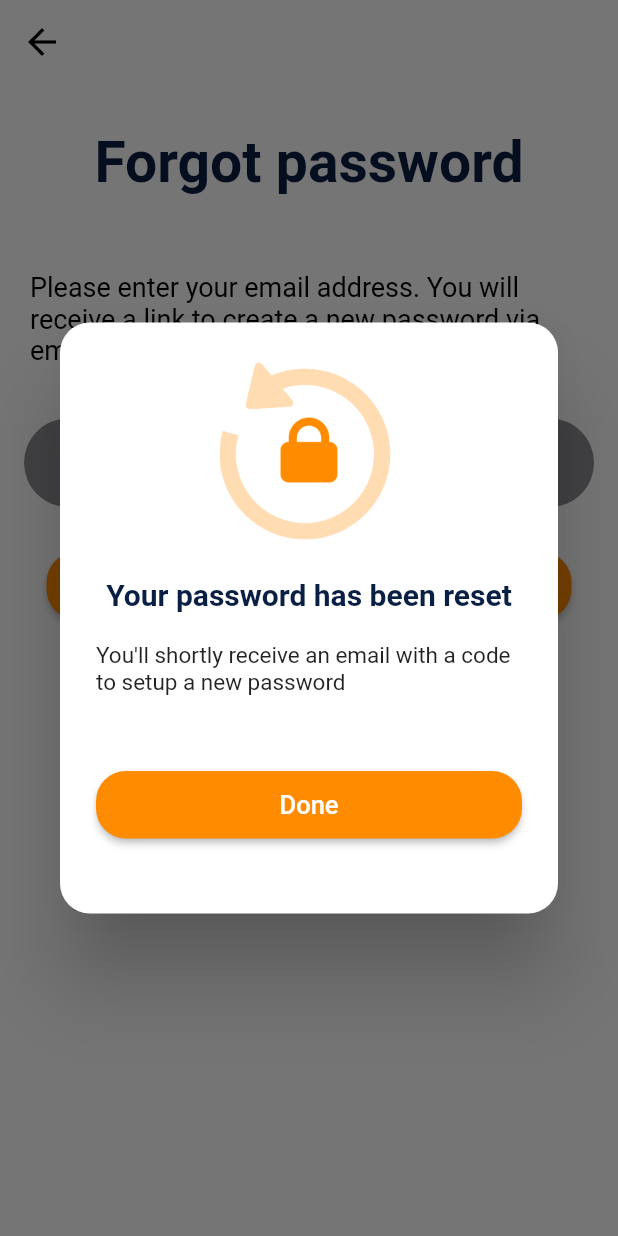
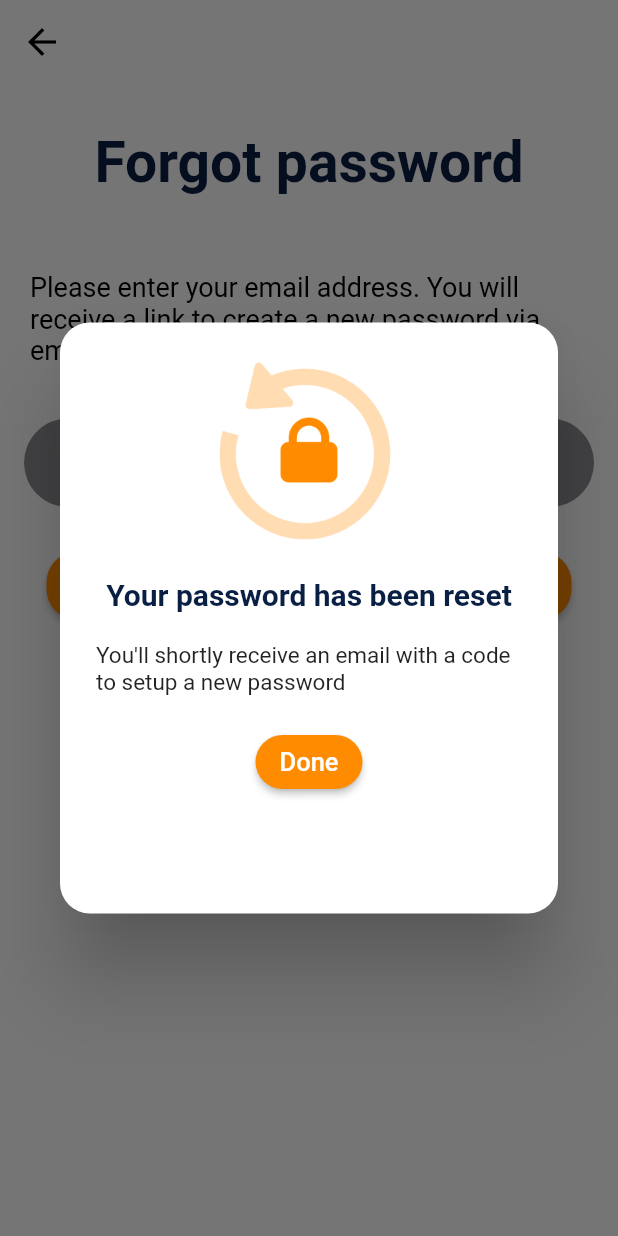
Before and after one commit to emantena/delivery_app, a Flutter app: the ForgotPasswordPage screen opened by its route, after a tap on "Send", on a phone screen of 412 x 824 dp. Run offline on Flutter 3.47's test engine with Material 2 defaults, Android fonts, the phone set to English and light mode, and no system bars.

Commit message:
creation alert dialog widget

```diff
--- a/lib/src/features/presentation/forgot-password/view/forgot_password_page.dart
+++ b/lib/src/features/presentation/forgot-password/view/forgot_password_page.dart
@@ -1,12 +1,18 @@
+import 'package:delivery_app/src/features/presentation/widgets/alert_dialog.dart';
 import 'package:flutter/material.dart';
 import 'package:delivery_app/src/features/presentation/widgets/header_text.dart';
 
 import '../../../../colors/app_color.dart';
 import '../../widgets/back_button.dart';
 
-class ForgotPasswordPage extends StatelessWidget {
+class ForgotPasswordPage extends StatefulWidget {
   const ForgotPasswordPage({super.key});
 
+  @override
+  State<ForgotPasswordPage> createState() => _ForgotPasswordPageState();
+}
+
+class _ForgotPasswordPageState extends State<ForgotPasswordPage> {
   @override
   Widget build(BuildContext context) {
     return Scaffold(
@@ -92,7 +98,15 @@ class ForgotPasswordPage extends StatelessWidget {
           ),
         ),
         onPressed: () {
-          _showAlert(context);
+          alertDialog(
+              context: context,
+              imagePath: const AssetImage('assets/icons/lock.png'),
+              title: "Your password has been reset",
+              subTitle: "You'll shortly receive an email with a code to setup a new password",
+              labelButton: "Done",
+              pressed: () {
+                Navigator.pushNamed(context, 'login');
+              });
         },
         child: const Text(
           'Send',
@@ -103,80 +117,4 @@ class ForgotPasswordPage extends StatelessWidget {
       ),
     );
   }
-
-  void _showAlert(BuildContext context) {
-    showDialog(
-      context: context,
-      builder: ((BuildContext context) {
-        return AlertDialog(
-          shape: RoundedRectangleBorder(
-            borderRadius: BorderRadius.circular(20),
-          ),
-          content: SizedBox(
-            height: 350,
-            child: Column(
-              children: [
-                const Image(
-                  image: AssetImage('assets/icons/lock.png'),
-                  width: 130,
-                  height: 130,
-                ),
-                const SizedBox(
-                  height: 20,
-                ),
-                headerText(
-                  text: "Your password has been reset",
-                  fontSize: 20,
-                  color: AppColor.primary,
-                ),
-                const SizedBox(
-                  height: 20,
-                ),
-                const Text(
-                  "You'll shortly receive an email with a code to setup a new password",
-                  style: TextStyle(
-                    fontWeight: FontWeight.w400,
-                    fontSize: 15,
-                  ),
-                ),
-                const SizedBox(
-                  height: 20,
-                ),
-                _doneButton(context),
-              ],
-            ),
-          ),
-        );
-      }),
-    );
-  }
-
-  Widget _doneButton(BuildContext context) {
-    return Container(
-      width: 350,
-      height: 45,
-      margin: const EdgeInsets.only(top: 30),
-      child: ElevatedButton(
-        style: ButtonStyle(
-          backgroundColor: MaterialStateProperty.all(
-            Theme.of(context).colorScheme.secondary,
-          ),
-          shape: MaterialStateProperty.all(
-            RoundedRectangleBorder(
-              borderRadius: BorderRadius.circular(20),
-            ),
-          ),
-        ),
-        onPressed: () {
-          Navigator.pushNamed(context, 'login');
-        },
-        child: const Text(
-          'Done',
-          style: TextStyle(
-            fontSize: 17,
-          ),
-        ),
-      ),
-    );
-  }
 }
--- /dev/null
+++ b/lib/src/features/presentation/widgets/alert_dialog.dart
@@ -0,0 +1,96 @@
+import 'package:flutter/material.dart';
+
+import '../../../colors/app_color.dart';
+import 'button.dart';
+import 'header_text.dart';
+
+Future alertDialog({
+  required BuildContext context,
+  required ImageProvider<Object> imagePath,
+  required String title,
+  required String subTitle,
+  required String labelButton,
+  required Function pressed,
+}) async {
+  showDialog(
+    context: context,
+    builder: ((BuildContext context) {
+      return AlertDialog(
+        shape: RoundedRectangleBorder(
+          borderRadius: BorderRadius.circular(20),
+        ),
+        content: SizedBox(
+          height: 350,
+          child: Column(
+            children: [
+              Image(
+                image: imagePath,
+                width: 130,
+                height: 130,
+              ),
+              const SizedBox(
+                height: 20,
+              ),
+              headerText(
+                text: title,
+                fontSize: 20,
+                color: AppColor.primary,
+              ),
+              const SizedBox(
+                height: 20,
+              ),
+              Text(
+                subTitle,
+                style: const TextStyle(
+                  fontWeight: FontWeight.w400,
+                  fontSize: 15,
+                ),
+              ),
+              const SizedBox(
+                height: 20,
+              ),
+              button(
+                fontSize: 17,
+                pressed: pressed,
+                text: "Done",
+              ),
+            ],
+          ),
+        ),
+      );
+    }),
+  );
+}
+
+// Widget _doneButton({
+//   required BuildContext context,
+//   required String labelButton,
+//   required Function pressed,
+// }) {
+//   return Container(
+//     width: 350,
+//     height: 45,
+//     margin: const EdgeInsets.only(top: 30),
+//     child: ElevatedButton(
+//       style: ButtonStyle(
+//         backgroundColor: MaterialStateProperty.all(
+//           Theme.of(context).colorScheme.secondary,
+//         ),
+//         shape: MaterialStateProperty.all(
+//           RoundedRectangleBorder(
+//             borderRadius: BorderRadius.circular(20),
+//           ),
+//         ),
+//       ),
+//       onPressed: () {
+//         pressed;
+//       },
+//       child: Text(
+//         labelButton,
+//         style: const TextStyle(
+//           fontSize: 17,
+//         ),
+//       ),
+//     ),
+//   );
+// }
```
